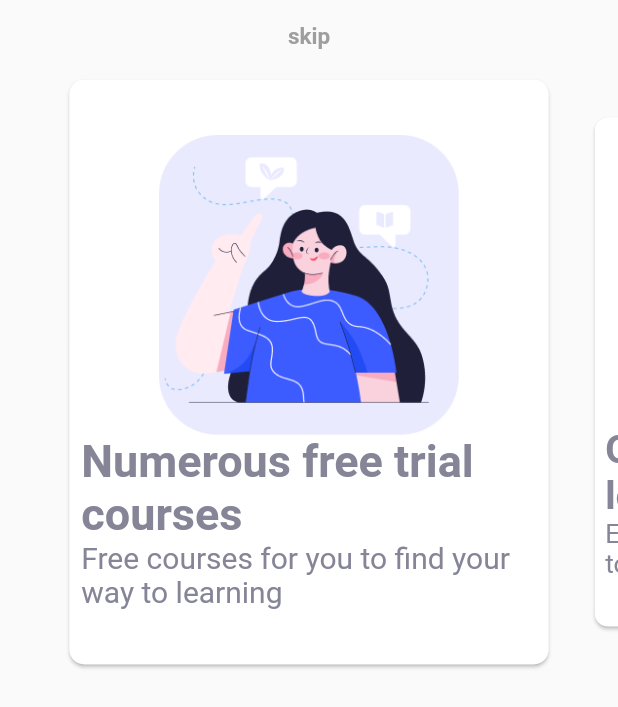
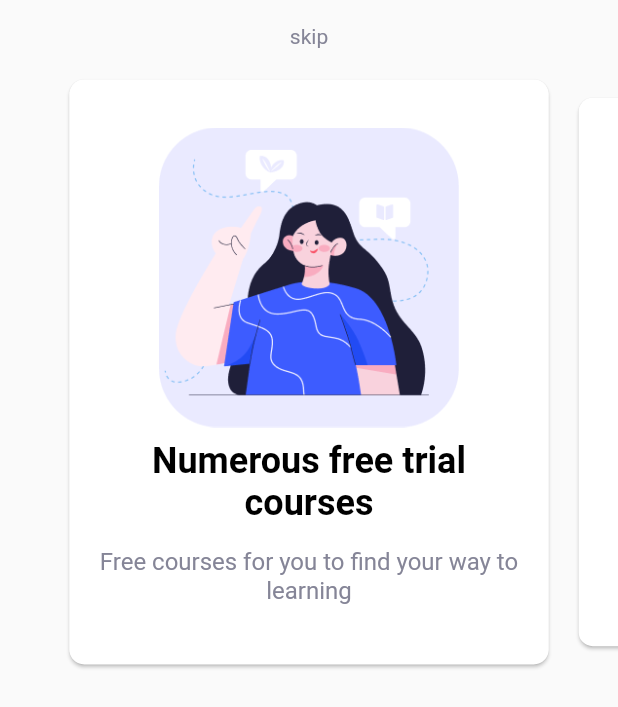
Before and after one commit to Krupal01/online_learning_application, a Flutter app: the screen it shows after launch, on a phone screen of 412 x 824 dp. Shown: the top 707 px of the screen. Run offline on Flutter 3.47's test engine with Material 2 defaults, Android fonts, the light colour scheme and no system bars; drawn by our look-alikes of carousel_slider; our stand-ins replace bloc, flutter_bloc, hexcolor.

Commit message:
ADD : Theme

```diff
--- a/lib/main.dart
+++ b/lib/main.dart
@@ -29,23 +29,30 @@ class MyApp extends StatelessWidget {
             // bodyText2: TextStyle(fontSize: 14 , fontWeight: FontWeight.w400,),
             // bodyText1: TextStyle(fontSize: 12 , fontWeight: FontWeight.w400,),
 
-            headlineLarge: TextStyle(fontSize: 32 , fontWeight: FontWeight.w600 , color: HexColor("#858597"),),
-            headlineMedium: TextStyle(fontSize: 24 , fontWeight: FontWeight.w600 , color: HexColor("#858597"),),
-            headlineSmall: TextStyle(fontSize: 22 , fontWeight: FontWeight.w600 , color: HexColor("#858597"),),
+            headlineLarge: TextStyle(fontSize: 24 , fontWeight: FontWeight.w600 , color: Colors.black,),
+            headlineMedium: TextStyle(fontSize: 22 , fontWeight: FontWeight.w600 , color: Colors.black,),
+            headlineSmall: TextStyle(fontSize: 20 , fontWeight: FontWeight.w600 , color: Colors.black,),
+
             titleLarge: TextStyle(fontSize: 20 , fontWeight: FontWeight.w500 , color: HexColor("#858597"),),
             titleMedium: TextStyle(fontSize: 18 , fontWeight: FontWeight.w500 , color: HexColor("#858597"),),
-            titleSmall: TextStyle(fontSize: 16 , fontWeight: FontWeight.w500 , color: HexColor("#858597"),),
-            bodyLarge: TextStyle(fontSize: 14 , fontWeight: FontWeight.w400 , color: HexColor("#858597"),),
-            bodyMedium: TextStyle(fontSize: 12 , fontWeight: FontWeight.w400 , color: HexColor("#858597"),),
+            titleSmall: TextStyle(fontSize: 16 , fontWeight: FontWeight.w500 , color: Colors.black,),
 
-            labelLarge: TextStyle(fontSize: 32 , fontWeight: FontWeight.w600 , color: Colors.white,),
-            labelMedium: TextStyle(fontSize: 24 , fontWeight: FontWeight.w600 , color: Colors.white,),
-            labelSmall: TextStyle(fontSize: 22 , fontWeight: FontWeight.w600 , color: Colors.white,),
+            bodyLarge: TextStyle(fontSize: 16 , fontWeight: FontWeight.w400 , color: HexColor("#858597"),),
+            bodyMedium: TextStyle(fontSize: 14 , fontWeight: FontWeight.w400 , color: HexColor("#858597"),),
+            bodySmall: TextStyle(fontSize: 12 , fontWeight: FontWeight.w400 , color: HexColor("#858597"),),
+
+
+            labelLarge: TextStyle(fontSize: 24 , fontWeight: FontWeight.w600 , color: Colors.white,),
+            labelMedium: TextStyle(fontSize: 22 , fontWeight: FontWeight.w600 , color: Colors.white,),
+            labelSmall: TextStyle(fontSize: 20 , fontWeight: FontWeight.w600 , color: HexColor("#858597"),),
+
             displayLarge: TextStyle(fontSize: 20 , fontWeight: FontWeight.w500 , color: Colors.white,),
             displayMedium: TextStyle(fontSize: 18 , fontWeight: FontWeight.w500 , color: Colors.white,),
             displaySmall: TextStyle(fontSize: 16 , fontWeight: FontWeight.w500 , color: Colors.white,),
 
-          )
+
+          ),
+
       ),
       onGenerateRoute: (settings) => routes.onGenerateRoutes(settings),
       initialRoute: SPLASH_SCREEN_ROUTE,
--- a/lib/screens/splash_screen.dart
+++ b/lib/screens/splash_screen.dart
@@ -29,11 +29,9 @@ class _SplashScreenState extends State<SplashScreen> {
             },
             child: Visibility(
               visible: !isButtonVisible,
-              child: const Text(
+              child: Text(
                 "skip",
-                style: TextStyle(
-                  color: Colors.grey,
-                  fontSize: 15,),
+                style: Theme.of(context).textTheme.bodyMedium,
               ),
             ),
           ),
@@ -67,7 +65,7 @@ class _SplashScreenState extends State<SplashScreen> {
               reverse: false,
               autoPlay: false,
               enlargeCenterPage: true,
-              enlargeFactor: 0.3,
+              enlargeFactor: 0.2,
               scrollDirection: Axis.horizontal,
               onPageChanged: (index, reason) {
                 setState(() {
@@ -85,41 +83,41 @@ class _SplashScreenState extends State<SplashScreen> {
           Visibility(
             visible: isButtonVisible,
             child: Padding(
-              padding: const EdgeInsets.all(15.0),
+              padding: const EdgeInsets.symmetric(vertical: 20 , horizontal: 46),
               child: Row(
                 children: [
                   Expanded(
                     child: ElevatedButton(
                       onPressed: () {},
                       style: ButtonStyle(
+                        padding: MaterialStateProperty.all(const EdgeInsets.all(12)),
                         backgroundColor: MaterialStateProperty.all(
                           HexColor("#3D5CFF"),
                         ),
+                        shape: MaterialStateProperty.all(RoundedRectangleBorder(borderRadius: BorderRadius.circular(12),),),
                       ),
-                      child: const Text(
+                      child: Text(
                         "Sign up",
-                        style: TextStyle(
-                          color: Colors.white,
-                        ),
+                        style: Theme.of(context).textTheme.displaySmall,
                       ),
                     ),
                   ),
                   const SizedBox(
-                    width: 10,
+                    width: 20,
                   ),
                   Expanded(
                     child: ElevatedButton(
                       onPressed: () {},
                       style: ButtonStyle(
+                        padding: MaterialStateProperty.all(const EdgeInsets.all(12)),
                         backgroundColor: MaterialStateProperty.all(
                           Colors.white,
                         ),
+                        shape: MaterialStateProperty.all(RoundedRectangleBorder(borderRadius: BorderRadius.circular(12),),),
                       ),
                       child: Text(
                         "Log in",
-                        style: TextStyle(
-                          color: HexColor("#3D5CFF"),
-                        ),
+                        style: Theme.of(context).textTheme.bodyLarge,
                       ),
                     ),
                   ),
--- a/lib/widget/splash_card.dart
+++ b/lib/widget/splash_card.dart
@@ -24,18 +24,20 @@ class SplashCard extends StatelessWidget {
               height: 200,
               width: 200,
             ),
-            Text(
-              cardTitle,
-              style: const TextStyle(
-                fontSize: 30,
-                fontWeight: FontWeight.bold,
+            Padding(
+              padding: const EdgeInsets.all(8.0),
+              child: Text(
+                cardTitle,
+                textAlign: TextAlign.center,
+                style: Theme.of(context).textTheme.headlineLarge,
               ),
             ),
-            Text(
-              cardDisc,
-              style: const TextStyle(
-                fontSize: 20,
-                fontWeight: FontWeight.normal,
+            Padding(
+              padding: const EdgeInsets.all(8.0),
+              child: Text(
+                cardDisc,
+                textAlign: TextAlign.center,
+                style: Theme.of(context).textTheme.bodyLarge,
               ),
             )
           ],
```
